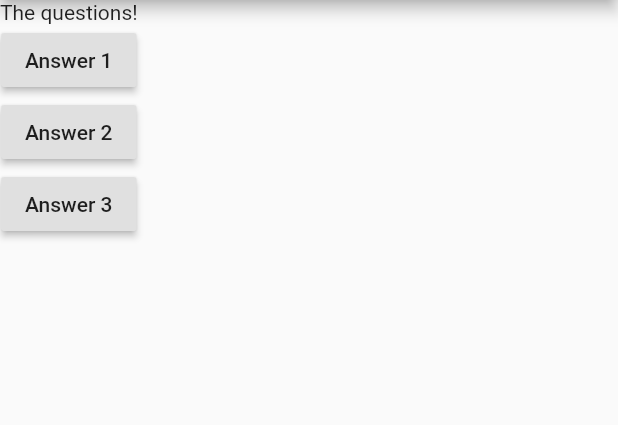
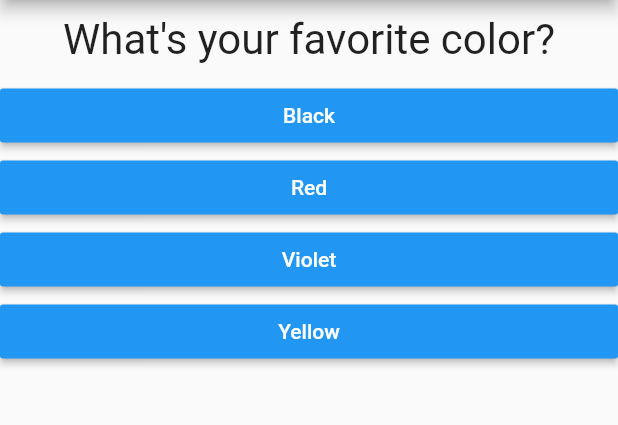
Before and after one commit to wenk-silvan/quiz, a Flutter app: the screen it shows after launch, on a phone screen of 412 x 824 dp, the part 84-509 px from its top. Run offline on Flutter 3.47's test engine with Material 2 defaults, Android fonts, the phone set to English and light mode, and no system bars.

Commit message:
Add answer handling

```diff
--- /dev/null
+++ b/lib/answer.dart
@@ -0,0 +1,22 @@
+import 'package:flutter/cupertino.dart';
+import 'package:flutter/material.dart';
+
+class Answer extends StatelessWidget {
+  final Function selectHandler;
+  final String answerText;
+
+  Answer(this.selectHandler, this.answerText);
+
+  @override
+  Widget build(BuildContext context) {
+    return Container(
+      width: double.infinity,
+      child: RaisedButton(
+        child: Text(this.answerText),
+        color: Colors.blue,
+        onPressed: selectHandler,
+        textColor: Colors.white,
+      )
+    );
+  }
+}
--- a/lib/main.dart
+++ b/lib/main.dart
@@ -1,43 +1,58 @@
+import 'package:first_app/answer.dart';
+import 'package:first_app/question.dart';
 import 'package:flutter/material.dart';
 
 void main() => runApp(MyApp());
 
-class MyApp extends StatelessWidget {
-  void answerQuestion() {
-    print('Answer chosen!');
+class MyApp extends StatefulWidget {
+  @override
+  State<StatefulWidget> createState() {
+    return _MyAppState();
+  }
+}
+
+class _MyAppState extends State<MyApp> {
+  final questions = const [
+    {
+      'question': 'What\'s your favorite color?',
+      'answers': ['Black', 'Red', 'Violet', 'Yellow']
+    },
+    {
+      'question': 'What\'s you favorite animal?',
+      'answers': ['Dog', 'Cat', 'Snake', 'Elephant']
+    },
+    {
+      'question': 'What\'s your favorite hobby?',
+      'answers': ['Ski', 'Jump', 'Run', 'Play']
+    }
+  ];
+
+  var _questionIndex = 0;
+
+  void _answerQuestion() {
+    setState(() {
+      _questionIndex++;
+    });
+
+    print(_questionIndex);
   }
 
   @override
   Widget build(BuildContext context) {
-    var questions = [
-      'What\'s your favorite color?',
-      'What\'s you favoritte animal?'
-    ];
-
     return MaterialApp(
       home: Scaffold(
         appBar: AppBar(
           title: Text('My First App'),
         ),
-        body: Column(
+        body: this._questionIndex < this.questions.length ? Column(
           children: <Widget>[
-            Text('The questions!'),
-            RaisedButton(
-              child: Text('Answer 1'),
-              onPressed: this.answerQuestion,
-            ),
-            RaisedButton(
-              child: Text('Answer 2'),
-              onPressed: () => print('Answer 2 chosen!'),
-            ),
-            RaisedButton(
-              child: Text('Answer 3'),
-              onPressed: () {
-                print('Answer 3 chosen!');
-              },
-            ),
+            Question(questions[_questionIndex]['question']),
+            ...(questions[_questionIndex]['answers'] as List<String>)
+                .map((answer) {
+                  return Answer(_answerQuestion, answer);
+            }).toList(),
           ],
-        ),
+        ) : Center(child: Text('You did it.')),
       ),
     );
   }
--- /dev/null
+++ b/lib/question.dart
@@ -0,0 +1,20 @@
+import 'package:flutter/cupertino.dart';
+
+class Question extends StatelessWidget {
+  final String questionText;
+
+  Question(this.questionText);
+
+  @override
+  Widget build(BuildContext context) {
+    return Container(
+      width: double.infinity,
+      margin: EdgeInsets.all(10),
+      child: Text(
+        this.questionText,
+        style: TextStyle(fontSize: 28),
+        textAlign: TextAlign.center,
+      ),
+    );
+  }
+}
```
